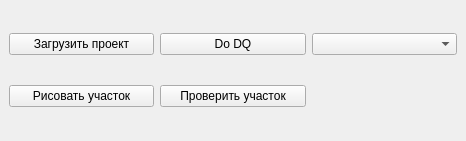
Before: the Qt Designer form mySelectionNewDock_dockwidget_base.ui in andrewGIS/qgis, drawn with Qt 5.
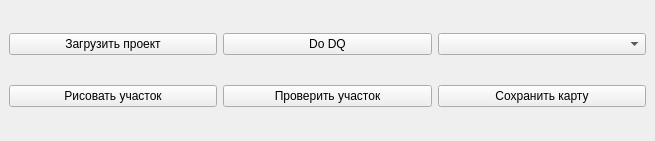
After: the same form once the commit is applied.

```diff
--- a/mySelectionNewDock_dockwidget_base.ui
+++ b/mySelectionNewDock_dockwidget_base.ui
@@ -6,7 +6,7 @@
    <rect>
     <x>0</x>
     <y>0</y>
-    <width>466</width>
+    <width>655</width>
     <height>141</height>
    </rect>
   </property>
@@ -46,6 +46,13 @@
       </property>
      </widget>
     </item>
+    <item row="1" column="3">
+     <widget class="QPushButton" name="simpleExport">
+      <property name="text">
+       <string>Сохранить карту</string>
+      </property>
+     </widget>
+    </item>
    </layout>
   </widget>
  </widget>
```
